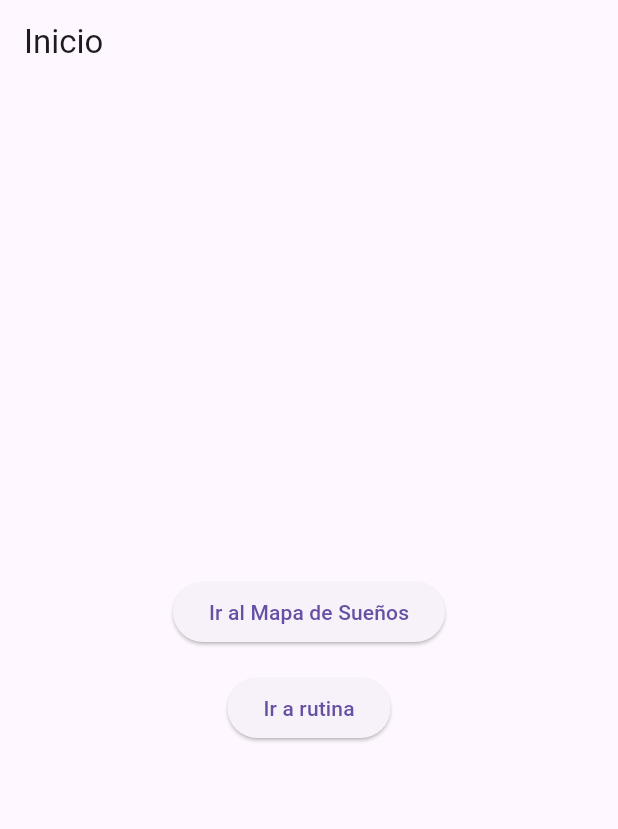
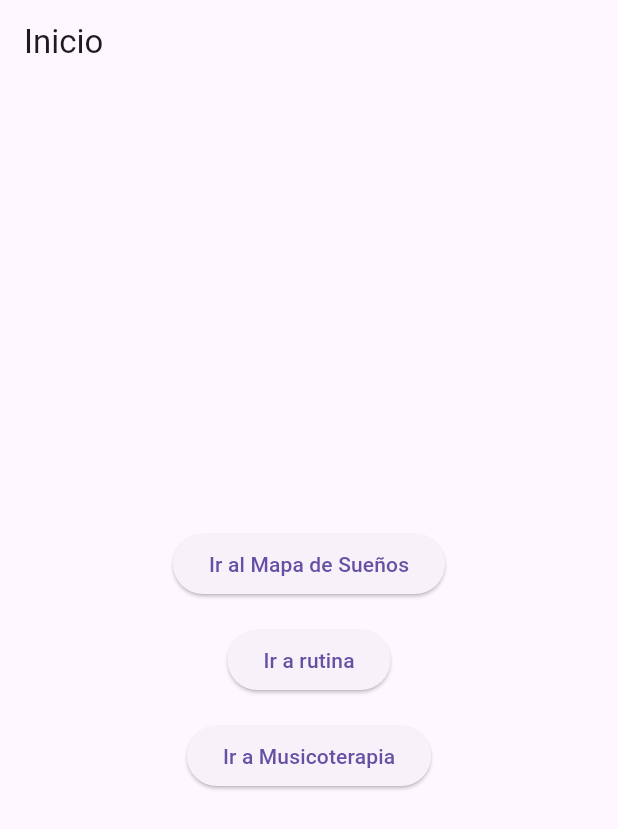
Before and after one commit to Sanchez202/Tranquilidad, a Flutter app: the screen it shows after launch, on a phone screen of 412 x 824 dp. Shown: the top 829 px of the screen. Run offline on Flutter 3.47's test engine with Material 3 defaults, Android fonts, the phone set to English and light mode, and no system bars; our stand-ins replace font_awesome_flutter, go_router.

Commit message:
primer commit

```diff
--- a/lib/iniciosesion/home.dart
+++ b/lib/iniciosesion/home.dart
@@ -21,6 +21,11 @@
               onPressed: () => context.go('/inicioRutina'),
               child: const Text('Ir a rutina'),
             ),
+                        const SizedBox(height: 16),
+                        ElevatedButton(
+              onPressed: () => context.go('/inicio_musicoterapia'),
+              child: const Text('Ir a Musicoterapia'),
+            ),
           ],
         ),
       ),
```
Also changed, not shown: lib/Musicoterapia/generos_page.dart (deleted), lib/Musicoterapia/inicio_musicoterapia.dart (added).
